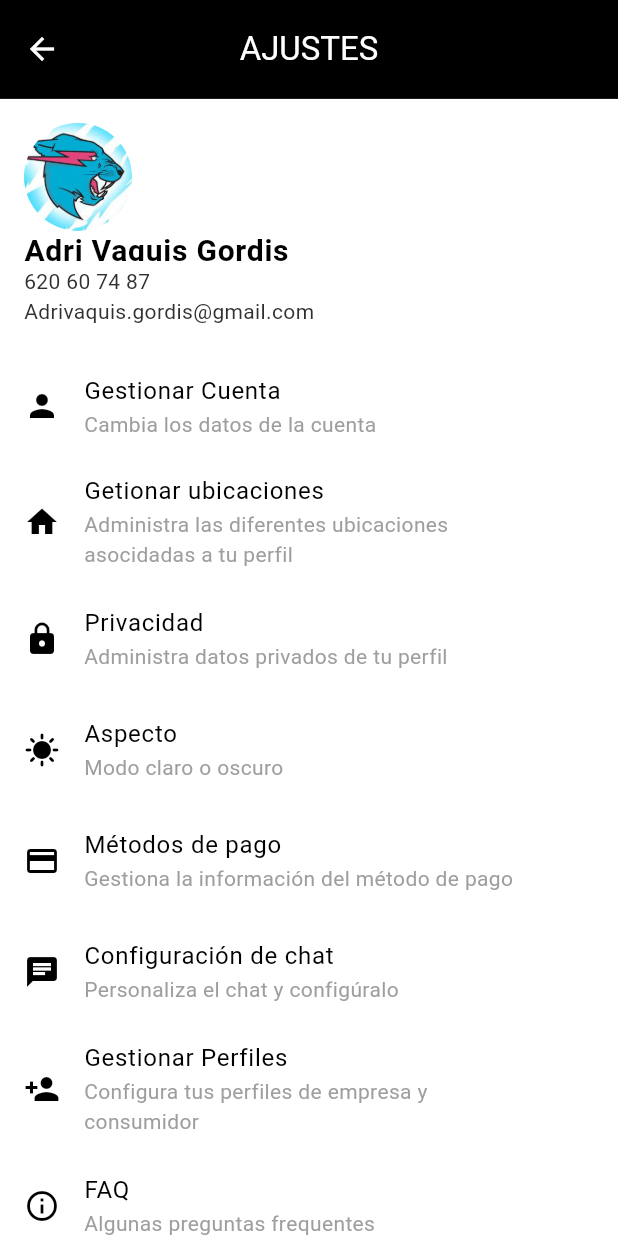
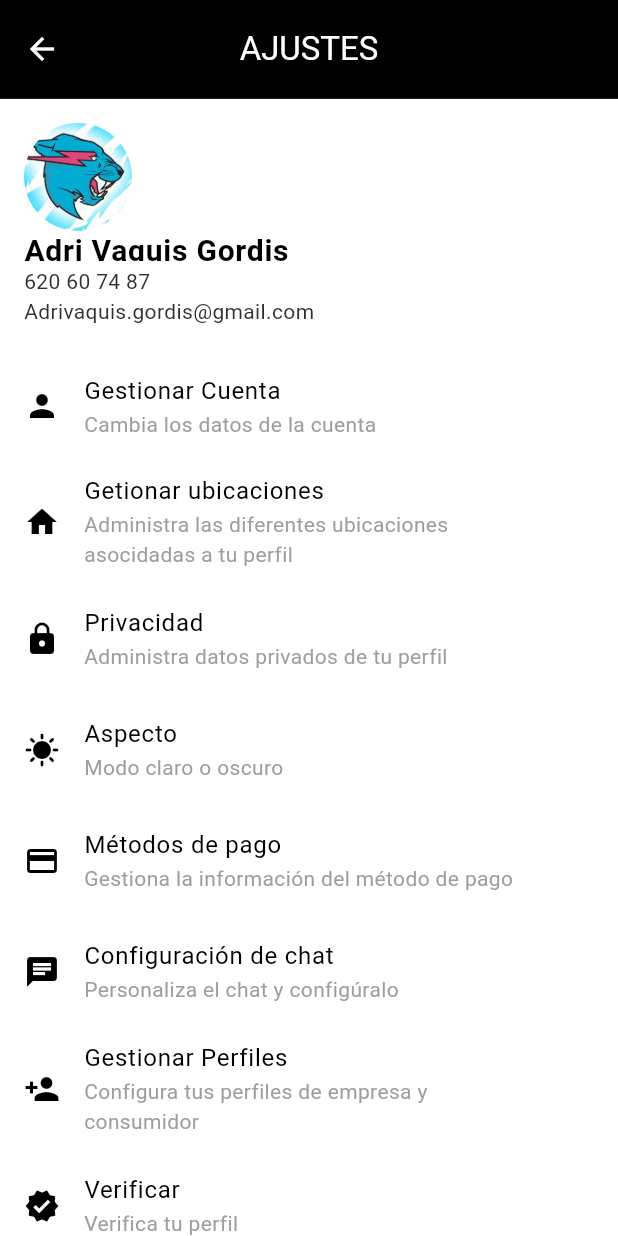
Before and after one commit to amsteradri/Nearvice, a Flutter app: the SettingsScreen screen opened directly, on a phone screen of 412 x 824 dp. Run offline on Flutter 3.47's test engine with Material 3 defaults, Android fonts, the phone set to English and light mode, and no system bars; our stand-ins replace flutter_map, flutter_svg, latlong2, table_calendar.

Commit message:
Added verify user page, need to change button text color

```diff
--- a/lib/settings.dart
+++ b/lib/settings.dart
@@ -1,5 +1,6 @@
 import 'package:flutter/material.dart';
 import 'package:nearvice/support.dart';
+import 'package:nearvice/verify_user.dart';
 import 'EditProfileScreen.dart';
 import 'AddCardScreen.dart';
 
@@ -284,6 +285,32 @@ class _SettingsScreenState extends State<SettingsScreen> {
             ],
           ),
           ExpansionTile(
+            leading: Icon(Icons.verified, color: Colors.black),
+            title: Text('Verificar', style: TextStyle(color: Colors.black)),
+            subtitle: Text('Verifica tu perfil', style: TextStyle(color: Colors.grey)),
+            children: <Widget>[
+              ExpansionTile(
+                leading: Icon(Icons.business, color: Colors.black),
+                title: Text('Verificar perfil de Empresa', style: TextStyle(color: Colors.black)),
+                children: <Widget>[
+                  // Aquí puedes agregar más opciones para la verificación del perfil de la empresa si es necesario
+                ],
+              ),
+              GestureDetector(
+                onTap: () {
+                  Navigator.push(
+                    context,
+                    MaterialPageRoute(builder: (context) => VerifyUserPage()),
+                  );
+                },
+                child: ListTile(
+                  leading: Icon(Icons.person_outline, color: Colors.black),
+                  title: Text('Verificar perfil de Consumidor', style: TextStyle(color: Colors.black)),
+                ),
+              ),
+            ],
+          ),
+          ExpansionTile(
             leading: Icon(Icons.info_outline, color: Colors.black),
             title: Text('FAQ', style: TextStyle(color: Colors.black)),
             subtitle: Text('Algunas preguntas frequentes', style: TextStyle(color: Colors.grey)),
```
Also changed, not shown: lib/verify_user.dart (added, +108 -0 lines).
